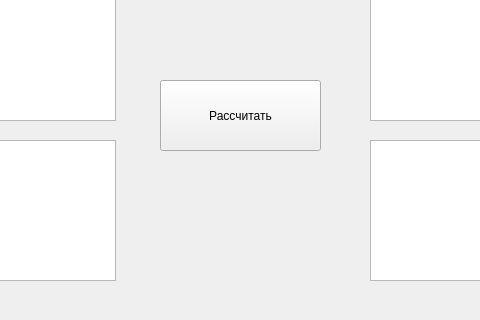
Qt form affairs/affairs.ui (prazd/INTEGU) before a commit; both pictures show x 150 to 630 and y 280 to 600 of the 846 by 600 pixel window.
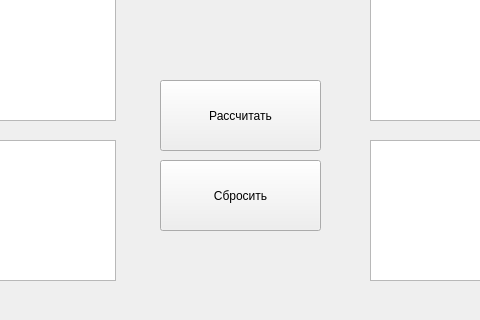
The same form after that commit.

Patch:
```diff
--- a/affairs/affairs.ui
+++ b/affairs/affairs.ui
@@ -262,6 +262,19 @@
      </rect>
     </property>
    </widget>
+   <widget class="QPushButton" name="clear">
+    <property name="geometry">
+     <rect>
+      <x>310</x>
+      <y>440</y>
+      <width>161</width>
+      <height>71</height>
+     </rect>
+    </property>
+    <property name="text">
+     <string>Сбросить</string>
+    </property>
+   </widget>
   </widget>
   <widget class="QStatusBar" name="statusbar"/>
  </widget>
```
